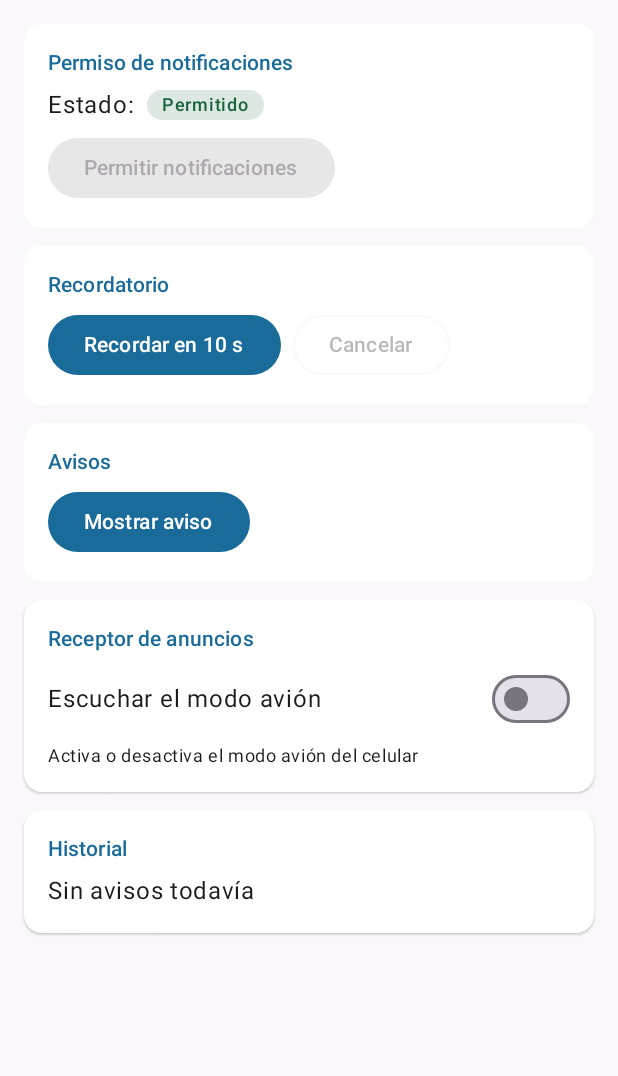
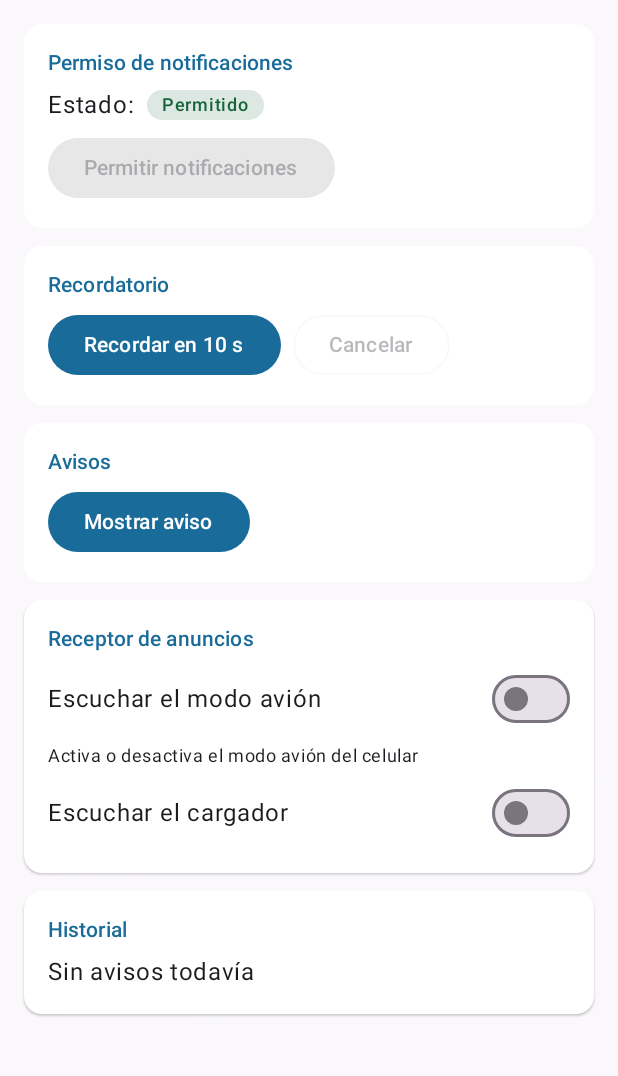
Before and after one commit to mayragarcia-dev/AvisosCampus, an Android app built with Jetpack Compose: the screen it shows after launch (MainActivity), on a phone screen of 412 x 824 dp, the part 96-1172 px from its top. Run offline under Robolectric (Android 15) with nearby library versions, the phone set to English and light mode, and no system bars.

Commit message:
feat(receptor): escucha la conexion y desconexion del cargador

```diff
--- a/app/src/main/java/com/garcia/avisoscampus/model/Modelos.kt
+++ b/app/src/main/java/com/garcia/avisoscampus/model/Modelos.kt
@@ -3,7 +3,8 @@ package com.garcia.avisoscampus.model
 enum class Origen(val texto: String) {
     BOTON("Botón"),
     RECORDATORIO("Recordatorio"),
-    MODO_AVION("Modo avión")
+    MODO_AVION("Modo avión"),
+    CARGADOR("Cargador")
 }
 
 data class Aviso(
--- a/app/src/main/java/com/garcia/avisoscampus/ui/HistorialAvisos.kt
+++ b/app/src/main/java/com/garcia/avisoscampus/ui/HistorialAvisos.kt
@@ -35,6 +35,7 @@ private fun FilaAviso(aviso: Aviso) {
         Origen.BOTON -> MaterialTheme.colorScheme.primary
         Origen.RECORDATORIO -> Color(0xFF795100)
         Origen.MODO_AVION -> Color(0xFF5A408A)
+        Origen.CARGADOR -> Color(0xFF17643B)
     }
 
     Surface(
--- a/app/src/main/java/com/garcia/avisoscampus/ui/PantallaAvisos.kt
+++ b/app/src/main/java/com/garcia/avisoscampus/ui/PantallaAvisos.kt
@@ -37,10 +37,13 @@ import androidx.compose.ui.Alignment
 import androidx.compose.ui.Modifier
 import androidx.compose.ui.graphics.Color
 import androidx.compose.ui.platform.LocalContext
+import androidx.compose.ui.semantics.contentDescription
+import androidx.compose.ui.semantics.semantics
 import androidx.compose.ui.unit.dp
 import androidx.core.content.ContextCompat
 import com.garcia.avisoscampus.model.PermisoUi
 import com.garcia.avisoscampus.notificacion.Notificador
+import com.garcia.avisoscampus.receiver.CargadorReceiver
 import com.garcia.avisoscampus.receiver.ModoAvionReceiver
 import com.garcia.avisoscampus.viewmodel.AvisosViewModel
 
@@ -51,6 +54,7 @@ fun PantallaAvisos(vm: AvisosViewModel) {
     val permiso by vm.permiso.collectAsState()
     val faltan by vm.faltan.collectAsState()
     val escuchando by vm.escuchandoAvion.collectAsState()
+    val escuchandoCargador by vm.escuchandoCargador.collectAsState()
     val avisos by vm.avisos.collectAsState()
     val mensaje by vm.mensaje.collectAsState()
     val lanzador = rememberLauncherForActivityResult(
@@ -70,6 +74,20 @@ fun PantallaAvisos(vm: AvisosViewModel) {
                 IntentFilter(Intent.ACTION_AIRPLANE_MODE_CHANGED),
                 ContextCompat.RECEIVER_NOT_EXPORTED
             )
+            onDispose { contexto.unregisterReceiver(receptor) }
+        } else {
+            onDispose { }
+        }
+    }
+
+    DisposableEffect(contexto, escuchandoCargador) {
+        if (escuchandoCargador) {
+            val receptor = CargadorReceiver(vm::alCambiarCargador)
+            val filtro = IntentFilter().apply {
+                addAction(Intent.ACTION_POWER_CONNECTED)
+                addAction(Intent.ACTION_POWER_DISCONNECTED)
+            }
+            ContextCompat.registerReceiver(contexto, receptor, filtro, ContextCompat.RECEIVER_NOT_EXPORTED)
             onDispose { contexto.unregisterReceiver(receptor) }
         } else {
             onDispose { }
@@ -173,6 +191,18 @@ fun PantallaAvisos(vm: AvisosViewModel) {
                     Switch(checked = escuchando, onCheckedChange = vm::cambiarEscucha)
                 }
                 Text("Activa o desactiva el modo avión del celular", style = MaterialTheme.typography.bodySmall)
+                Row(
+                    modifier = Modifier.fillMaxWidth(),
+                    horizontalArrangement = Arrangement.SpaceBetween,
+                    verticalAlignment = Alignment.CenterVertically
+                ) {
+                    Text("Escuchar el cargador", modifier = Modifier.weight(1f))
+                    Switch(
+                        checked = escuchandoCargador,
+                        onCheckedChange = vm::cambiarEscuchaCargador,
+                        modifier = Modifier.semantics { contentDescription = "Escuchar el cargador" }
+                    )
+                }
             }
 
             HistorialAvisos(avisos)
```
Also changed, not shown: app/src/main/java/com/garcia/avisoscampus/receiver/CargadorReceiver.kt (added, +14 -0 lines), app/src/main/java/com/garcia/avisoscampus/viewmodel/AvisosViewModel.kt (+18 -0 lines), 1 other file.
